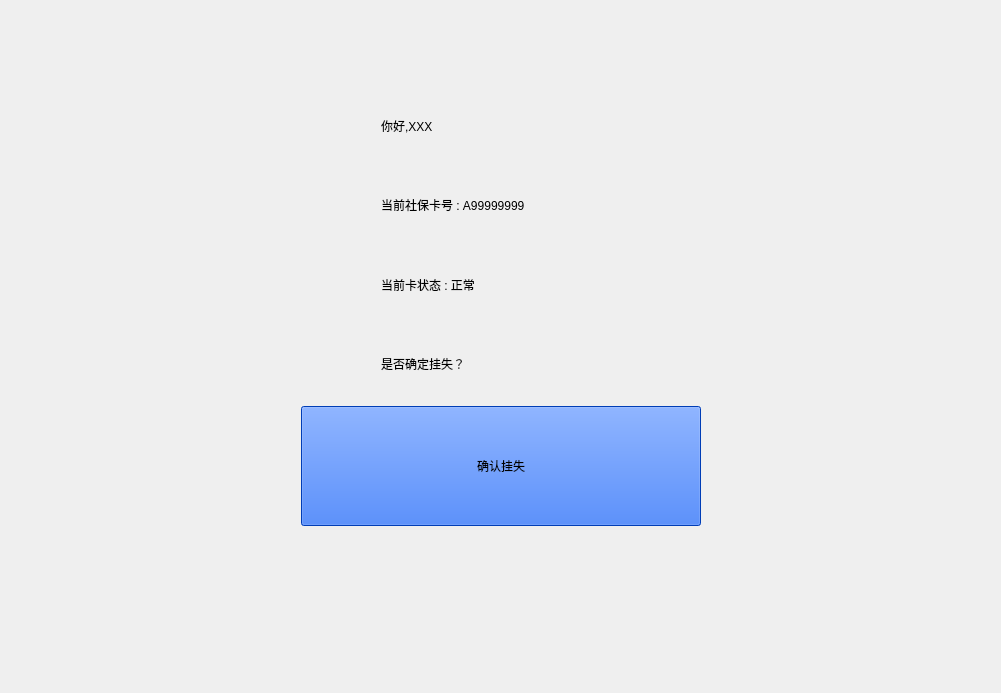
Above: SSCard_System/rl_ensureinformation.ui from leithergit/SSCard_System before the change. Below: the same form after it.
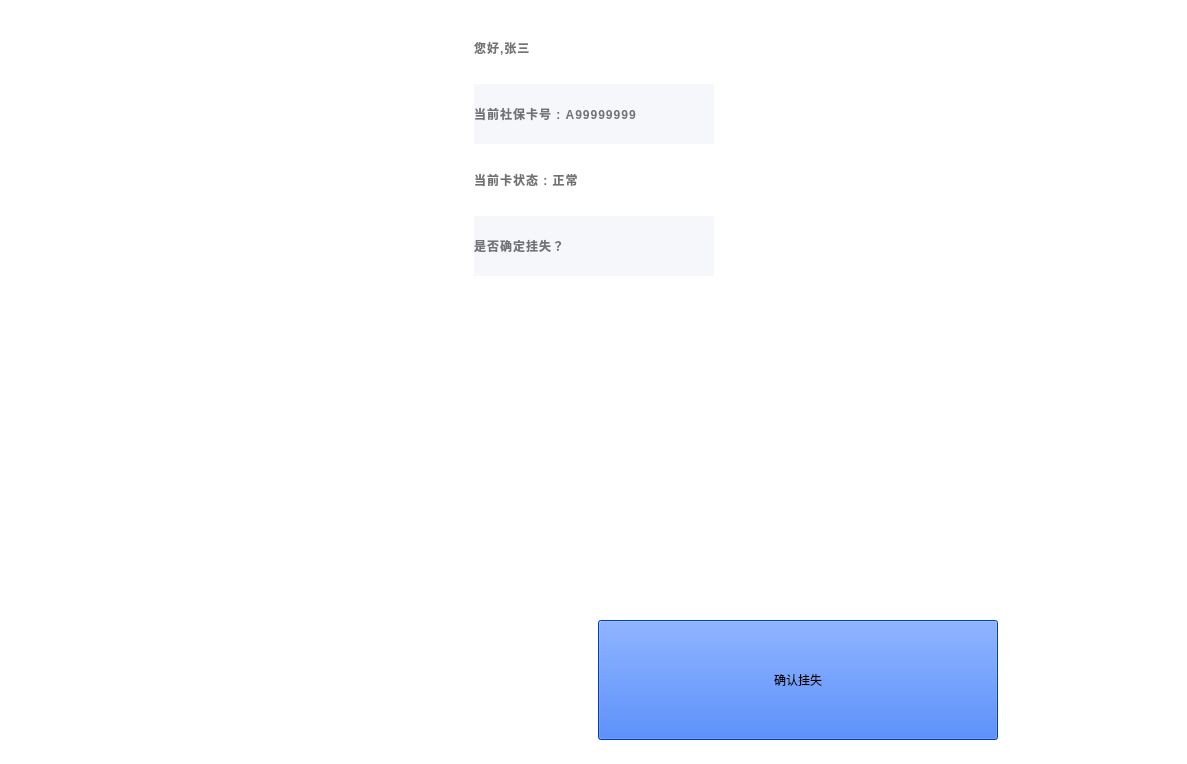
That is the form after the change.

Diff of the .ui file:
```diff
--- a/SSCard_System/rl_ensureinformation.ui
+++ b/SSCard_System/rl_ensureinformation.ui
@@ -6,14 +6,29 @@
    <rect>
     <x>0</x>
     <y>0</y>
-    <width>1001</width>
-    <height>693</height>
+    <width>1187</width>
+    <height>764</height>
    </rect>
   </property>
+  <property name="minimumSize">
+   <size>
+    <width>1187</width>
+    <height>0</height>
+   </size>
+  </property>
+  <property name="maximumSize">
+   <size>
+    <width>1187</width>
+    <height>16777215</height>
+   </size>
+  </property>
   <property name="windowTitle">
    <string>Form</string>
   </property>
-  <layout class="QVBoxLayout" name="verticalLayout_2" stretch="1,4,1,2">
+  <property name="styleSheet">
+   <string notr="true">background-color: rgb(255, 255, 255);</string>
+  </property>
+  <layout class="QVBoxLayout" name="verticalLayout_2" stretch="1,4,0,1,2">
    <item>
     <spacer name="verticalSpacer_2">
      <property name="orientation">
@@ -49,15 +64,24 @@
          <property name="minimumSize">
           <size>
            <width>240</width>
-           <height>40</height>
+           <height>60</height>
+          </size>
+         </property>
+         <property name="maximumSize">
+          <size>
+           <width>16777215</width>
+           <height>60</height>
           </size>
          </property>
          <property name="styleSheet">
-          <string notr="true">font: 25 48pt &quot;Microsoft YaHei UI&quot;;
-color: rgb(0, 0, 0);</string>
+          <string notr="true">font-weight: bold;
+line-height: 44px;
+letter-spacing: 1px;
+color: #727275;
+font: 57 42px &quot;思源黑体 CN Medium&quot;;</string>
          </property>
          <property name="text">
-          <string>你好,XXX</string>
+          <string>您好,张三</string>
          </property>
          <property name="alignment">
           <set>Qt::AlignLeading|Qt::AlignLeft|Qt::AlignVCenter</set>
@@ -69,12 +93,22 @@
          <property name="minimumSize">
           <size>
            <width>240</width>
-           <height>40</height>
+           <height>60</height>
+          </size>
+         </property>
+         <property name="maximumSize">
+          <size>
+           <width>16777215</width>
+           <height>60</height>
           </size>
          </property>
          <property name="styleSheet">
-          <string notr="true">font: 25 48pt &quot;Microsoft YaHei UI&quot;;
-color: rgb(0, 0, 0);</string>
+          <string notr="true">font-weight: bold;
+line-height: 44px;
+letter-spacing: 1px;
+color: #727275;
+font: 57 42px &quot;思源黑体 CN Medium&quot;;
+background-color: #f6f7fb;</string>
          </property>
          <property name="text">
           <string>当前社保卡号 : A99999999</string>
@@ -89,12 +123,21 @@
          <property name="minimumSize">
           <size>
            <width>240</width>
-           <height>40</height>
+           <height>60</height>
+          </size>
+         </property>
+         <property name="maximumSize">
+          <size>
+           <width>16777215</width>
+           <height>60</height>
           </size>
          </property>
          <property name="styleSheet">
-          <string notr="true">font: 25 48pt &quot;Microsoft YaHei UI&quot;;
-color: rgb(0, 0, 0);</string>
+          <string notr="true">font-weight: bold;
+line-height: 44px;
+letter-spacing: 1px;
+color: #727275;
+font: 57 42px &quot;思源黑体 CN Medium&quot;;</string>
          </property>
          <property name="text">
           <string>当前卡状态 : 正常</string>
@@ -109,12 +152,22 @@
          <property name="minimumSize">
           <size>
            <width>240</width>
-           <height>40</height>
+           <height>60</height>
+          </size>
+         </property>
+         <property name="maximumSize">
+          <size>
+           <width>16777215</width>
+           <height>60</height>
           </size>
          </property>
          <property name="styleSheet">
-          <string notr="true">font: 25 48pt &quot;Microsoft YaHei UI&quot;;
-color: rgb(0, 0, 0);</string>
+          <string notr="true">font-weight: bold;
+line-height: 44px;
+letter-spacing: 1px;
+color: #727275;
+font: 57 42px &quot;思源黑体 CN Medium&quot;;
+background-color: #f6f7fb;</string>
          </property>
          <property name="text">
           <string>是否确定挂失？</string>
@@ -141,6 +194,22 @@
      </item>
     </layout>
    </item>
+   <item>
+    <spacer name="verticalSpacer_3">
+     <property name="orientation">
+      <enum>Qt::Vertical</enum>
+     </property>
+     <property name="sizeType">
+      <enum>QSizePolicy::Fixed</enum>
+     </property>
+     <property name="sizeHint" stdset="0">
+      <size>
+       <width>20</width>
+       <height>338</height>
+      </size>
+     </property>
+    </spacer>
+   </item>
    <item>
     <layout class="QHBoxLayout" name="horizontalLayout">
      <item>
@@ -148,9 +217,12 @@
        <property name="orientation">
         <enum>Qt::Horizontal</enum>
        </property>
+       <property name="sizeType">
+        <enum>QSizePolicy::Fixed</enum>
+       </property>
        <property name="sizeHint" stdset="0">
         <size>
-         <width>40</width>
+         <width>587</width>
          <height>20</height>
         </size>
        </property>
```
Left out of the diff: 4 changed lines with no effect on the pictures.
